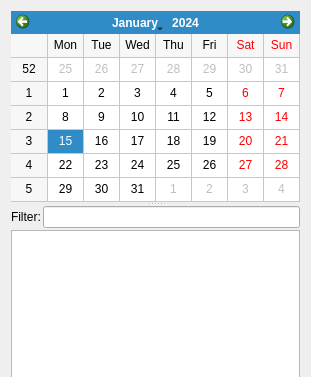
Above: src/plugins/blogique/blogentrieswidget.ui from 0xd34df00d/leechcraft before the change; both pictures show x 0 to 311 and y 0 to 377 of the 311 by 548 pixel window. Below: the same form after it.
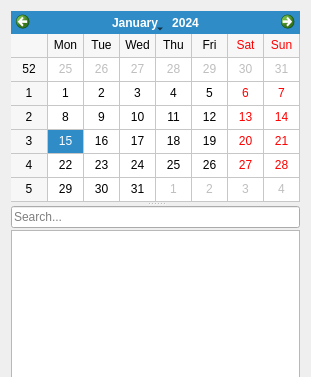
That is the form after the change. Custom widgets are drawn as their Qt base class.

Patch:
```diff
--- a/src/plugins/blogique/blogentrieswidget.ui
+++ b/src/plugins/blogique/blogentrieswidget.ui
@@ -38,15 +38,12 @@
        <item>
         <layout class="QHBoxLayout" name="horizontalLayout_4">
          <item>
-          <widget class="QLabel" name="label_3">
-           <property name="text">
-            <string>Filter:</string>
+          <widget class="QLineEdit" name="BlogEntriesFilter_">
+           <property name="placeholderText">
+            <string>Search...</string>
            </property>
           </widget>
          </item>
-         <item>
-          <widget class="QLineEdit" name="BlogEntriesFilter_"/>
-         </item>
         </layout>
        </item>
        <item>
```
